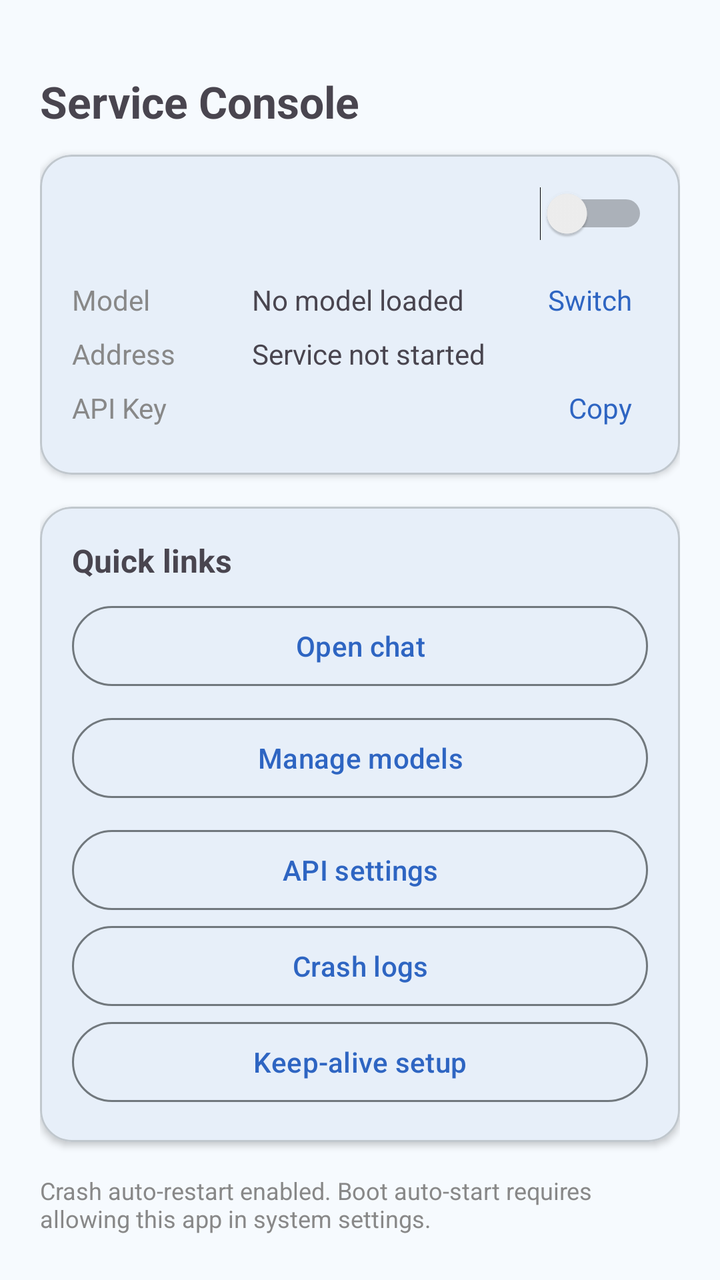
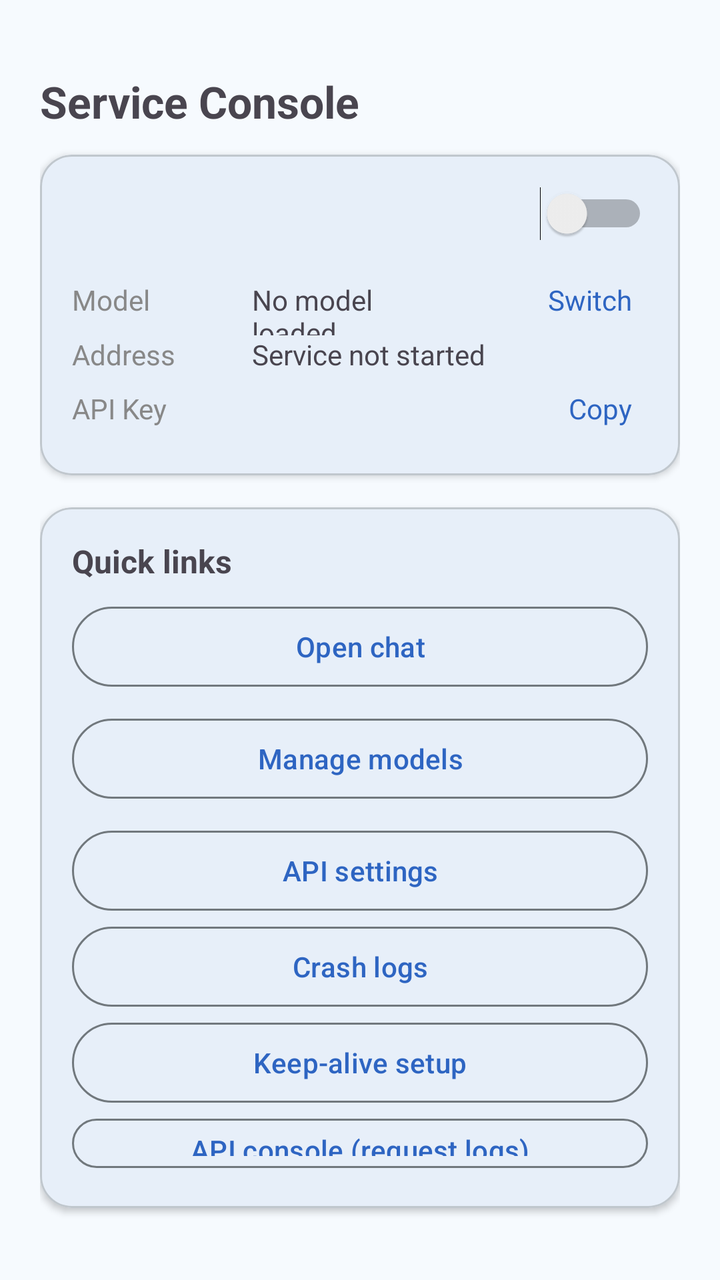

An Android layout rendered at two revisions. The XML below is the earlier revision; the diff shows what the commit changed to produce the second picture.
<!-- AndroidManifest.xml: application theme AppTheme -->
<!-- res/layout/activity_service_console.xml -->
<?xml version="1.0" encoding="utf-8"?>
<LinearLayout xmlns:android="http://schemas.android.com/apk/res/android"
    xmlns:app="http://schemas.android.com/apk/res-auto"
    android:layout_width="match_parent"
    android:layout_height="match_parent"
    android:orientation="vertical"
    android:paddingLeft="20dp"
    android:paddingTop="36dp"
    android:paddingRight="20dp"
    android:paddingBottom="20dp">

    <TextView
        android:layout_width="wrap_content"
        android:layout_height="wrap_content"
        android:text="@string/console_title"
        android:textSize="22sp"
        android:textStyle="bold"
        android:paddingBottom="12dp" />

    <com.google.android.material.card.MaterialCardView
        android:layout_width="match_parent"
        android:layout_height="wrap_content"
        app:cardCornerRadius="16dp"
        app:cardElevation="2dp"
        android:layout_marginBottom="16dp">

        <LinearLayout
            android:layout_width="match_parent"
            android:layout_height="wrap_content"
            android:orientation="vertical"
            android:padding="16dp">

            <LinearLayout
                android:layout_width="match_parent"
                android:layout_height="wrap_content"
                android:orientation="horizontal"
                android:gravity="center_vertical">

                <TextView
                    android:id="@+id/text_service_status"
                    android:layout_width="0dp"
                    android:layout_height="wrap_content"
                    android:layout_weight="1"
                    android:textSize="18sp"
                    android:textStyle="bold" />

                <Switch
                    android:id="@+id/switch_service"
                    android:layout_width="wrap_content"
                    android:layout_height="wrap_content" />
            </LinearLayout>

            <LinearLayout
                android:id="@+id/layout_model_row"
                android:layout_width="match_parent"
                android:layout_height="wrap_content"
                android:orientation="horizontal"
                android:paddingTop="12dp"
                android:clickable="true"
                android:focusable="true">

                <TextView
                    android:layout_width="90dp"
                    android:layout_height="wrap_content"
                    android:text="@string/console_label_model"
                    android:textColor="#888888" />

                <TextView
                    android:id="@+id/text_model_name"
                    android:layout_width="0dp"
                    android:layout_height="wrap_content"
                    android:layout_weight="1"
                    android:text="@string/console_no_model" />

                <TextView
                    android:id="@+id/button_switch_model"
                    android:layout_width="wrap_content"
                    android:layout_height="wrap_content"
                    android:padding="8dp"
                    android:text="@string/console_switch"
                    android:textColor="?attr/colorPrimary" />
            </LinearLayout>

            <LinearLayout
                android:layout_width="match_parent"
                android:layout_height="wrap_content"
                android:orientation="horizontal">

                <TextView
                    android:layout_width="90dp"
                    android:layout_height="wrap_content"
                    android:text="@string/console_label_address"
                    android:textColor="#888888" />

                <TextView
                    android:id="@+id/text_address"
                    android:layout_width="0dp"
                    android:layout_height="wrap_content"
                    android:layout_weight="1"
                    android:text="@string/console_service_not_started" />
            </LinearLayout>

            <LinearLayout
                android:layout_width="match_parent"
                android:layout_height="wrap_content"
                android:orientation="horizontal"
                android:gravity="center_vertical">

                <TextView
                    android:layout_width="90dp"
                    android:layout_height="wrap_content"
                    android:text="@string/console_label_api_key"
                    android:textColor="#888888" />

                <TextView
                    android:id="@+id/text_api_key"
                    android:layout_width="0dp"
                    android:layout_height="wrap_content"
                    android:layout_weight="1"
                    android:maxLines="1"
                    android:ellipsize="middle" />

                <TextView
                    android:id="@+id/button_copy_key"
                    android:layout_width="wrap_content"
                    android:layout_height="wrap_content"
                    android:padding="8dp"
                    android:text="@string/console_copy"
                    android:textColor="?attr/colorPrimary" />
            </LinearLayout>
        </LinearLayout>
    </com.google.android.material.card.MaterialCardView>

    <com.google.android.material.card.MaterialCardView
        android:layout_width="match_parent"
        android:layout_height="wrap_content"
        app:cardCornerRadius="16dp"
        app:cardElevation="2dp"
        android:layout_marginBottom="16dp">

        <LinearLayout
            android:layout_width="match_parent"
            android:layout_height="wrap_content"
            android:orientation="vertical"
            android:padding="16dp">

            <TextView
                android:layout_width="wrap_content"
                android:layout_height="wrap_content"
                android:text="@string/console_quick_links"
                android:textSize="16sp"
                android:textStyle="bold"
                android:paddingBottom="8dp" />

            <com.google.android.material.button.MaterialButton
                android:id="@+id/button_chat"
                style="@style/Widget.Material3.Button.OutlinedButton"
                android:layout_width="match_parent"
                android:layout_height="wrap_content"
                android:text="@string/console_enter_chat"
                android:layout_marginBottom="8dp" />

            <com.google.android.material.button.MaterialButton
                android:id="@+id/button_models"
                style="@style/Widget.Material3.Button.OutlinedButton"
                android:layout_width="match_parent"
                android:layout_height="wrap_content"
                android:text="@string/console_manage_models"
                android:layout_marginBottom="8dp" />

            <com.google.android.material.button.MaterialButton
                android:id="@+id/button_api_settings"
                style="@style/Widget.Material3.Button.OutlinedButton"
                android:layout_width="match_parent"
                android:layout_height="wrap_content"
                android:text="@string/console_api_settings" />

            <com.google.android.material.button.MaterialButton
                android:id="@+id/button_crash_logs"
                style="@style/Widget.Material3.Button.OutlinedButton"
                android:layout_width="match_parent"
                android:layout_height="wrap_content"
                android:text="@string/console_crash_logs" />

            <com.google.android.material.button.MaterialButton
                android:id="@+id/button_keep_alive"
                style="@style/Widget.Material3.Button.OutlinedButton"
                android:layout_width="match_parent"
                android:layout_height="wrap_content"
                android:text="@string/console_keepalive_settings" />
        </LinearLayout>
    </com.google.android.material.card.MaterialCardView>

    <TextView
        android:layout_width="match_parent"
        android:layout_height="wrap_content"
        android:text="@string/console_keepalive_hint"
        android:textSize="12sp"
        android:textColor="#888888" />
</LinearLayout>
<!-- resources referenced by this layout -->
<resources>
  <string name="console_api_settings">API settings</string>
  <string name="console_copy">Copy</string>
  <string name="console_crash_logs">Crash logs</string>
  <string name="console_enter_chat">Open chat</string>
  <string name="console_keepalive_hint">Crash auto-restart enabled. Boot auto-start requires allowing this app in system settings.</string>
  <string name="console_keepalive_settings">Keep-alive setup</string>
  <string name="console_label_address">Address</string>
  <string name="console_label_api_key">API Key</string>
  <string name="console_label_model">Model</string>
  <string name="console_manage_models">Manage models</string>
  <string name="console_no_model">No model loaded</string>
  <string name="console_quick_links">Quick links</string>
  <string name="console_service_not_started">Service not started</string>
  <string name="console_switch">Switch</string>
  <string name="console_title">Service Console</string>
  <color name="md_theme_primary">#2E65C2</color>
  <color name="md_theme_onPrimary">#FFFFFF</color>
  <color name="md_theme_primaryContainer">#e8f0fe</color>
  <color name="md_theme_onPrimaryContainer">#2f4578</color>
  <color name="md_theme_secondary">#4D616C</color>
  <color name="md_theme_onSecondary">#FFFFFF</color>
  <color name="md_theme_secondaryContainer">#D1E6F3</color>
  <color name="md_theme_onSecondaryContainer">#364954</color>
  <color name="md_theme_tertiary">#5F5A7D</color>
  <color name="md_theme_onTertiary">#FFFFFF</color>
  <color name="md_theme_tertiaryContainer">#E5DEFF</color>
  <color name="md_theme_onTertiaryContainer">#474364</color>
  <color name="md_theme_error">#BA1A1A</color>
  <color name="md_theme_onError">#FFFFFF</color>
  <color name="md_theme_errorContainer">#FFDAD6</color>
  <color name="md_theme_onErrorContainer">#93000A</color>
  <color name="md_theme_surface">#F6FAFE</color>
  <color name="md_theme_onBackground">#171C1F</color>
  <color name="md_theme_onSurface">#171C1F</color>
  <color name="md_theme_surfaceVariant">#DCE3E9</color>
  <color name="md_theme_onSurfaceVariant">#40484C</color>
  <color name="md_theme_outline">#71787D</color>
  <color name="md_theme_outlineVariant">#C0C7CD</color>
  <color name="md_theme_inverseSurface">#2C3134</color>
  <color name="md_theme_inverseOnSurface">#EDF1F5</color>
  <color name="md_theme_inversePrimary">#8ECFF2</color>
  <color name="md_theme_primaryFixed">#C1E8FF</color>
  <color name="md_theme_onPrimaryFixed">#001E2B</color>
  <color name="md_theme_primaryFixedDim">#8ECFF2</color>
  <color name="md_theme_onPrimaryFixedVariant">#004D67</color>
  <color name="md_theme_secondaryFixed">#D1E6F3</color>
  <color name="md_theme_onSecondaryFixed">#091E28</color>
  <color name="md_theme_secondaryFixedDim">#B5C9D7</color>
  <color name="md_theme_onSecondaryFixedVariant">#364954</color>
  <color name="md_theme_tertiaryFixed">#E5DEFF</color>
  <color name="md_theme_onTertiaryFixed">#1B1736</color>
  <color name="md_theme_tertiaryFixedDim">#C8C2EA</color>
  <color name="md_theme_onTertiaryFixedVariant">#474364</color>
  <color name="md_theme_surfaceDim">#D6DADE</color>
  <color name="md_theme_surfaceBright">#F6FAFE</color>
  <color name="md_theme_surfaceContainerLowest">#FFFFFF</color>
  <color name="md_theme_surfaceContainerLow">#F0F4F8</color>
  <color name="md_theme_surfaceContainer">#EAEEF2</color>
  <color name="md_theme_surfaceContainerHigh">#E5E9ED</color>
  <color name="md_theme_surfaceContainerHighest">#DFE3E7</color>
  <color name="colorCustomColor1">#166683</color>
  <color name="colorOnCustomColor1">#FFFFFF</color>
  <color name="colorCustomColor1Container">#C0E8FF</color>
  <color name="colorOnCustomColor1Container">#004D66</color>
  <color name="accentColor">#4252B6</color>
  <!-- unchanged entries left out for length: 2 -->
</resources>

<!-- the commit's change to res/layout/activity_service_console.xml (unified diff, before → after) -->
@@ -73,6 +73,15 @@
                     android:text="@string/console_no_model" />
 
                 <TextView
+                    android:id="@+id/text_device_ram"
+                    android:layout_width="0dp"
+                    android:layout_height="wrap_content"
+                    android:layout_weight="1"
+                    android:textColor="#888888"
+                    android:textSize="12sp"
+                    android:gravity="end" />
+
+                <TextView
                     android:id="@+id/button_switch_model"
                     android:layout_width="wrap_content"
                     android:layout_height="wrap_content"
@@ -188,6 +197,13 @@
                 android:layout_width="match_parent"
                 android:layout_height="wrap_content"
                 android:text="@string/console_keepalive_settings" />
+
+            <com.google.android.material.button.MaterialButton
+                android:id="@+id/button_api_console"
+                style="@style/Widget.Material3.Button.OutlinedButton"
+                android:layout_width="match_parent"
+                android:layout_height="wrap_content"
+                android:text="@string/console_api_console" />
         </LinearLayout>
     </com.google.android.material.card.MaterialCardView>
 
<!-- resource entries referenced after the edit -->
@@ -1,5 +1,6 @@
 <!-- resources referenced by this layout -->
 <resources>
+  <string name="console_api_console">API console (request logs)</string>
   <string name="console_api_settings">API settings</string>
   <string name="console_copy">Copy</string>
   <string name="console_crash_logs">Crash logs</string>
